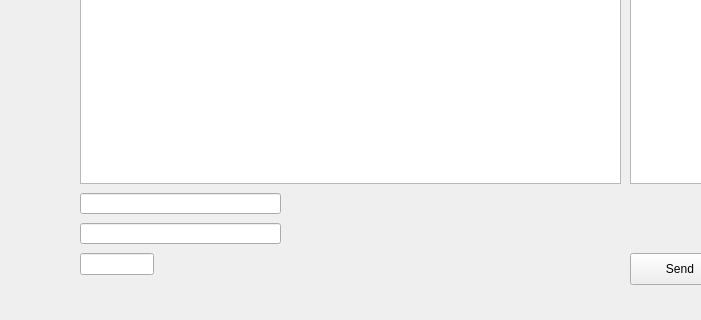
amorra1/vaulttalk, file mainwindow.ui: the form before one commit; both pictures show x 100 to 801 and y 167 to 487 of the 901 by 487 pixel window.
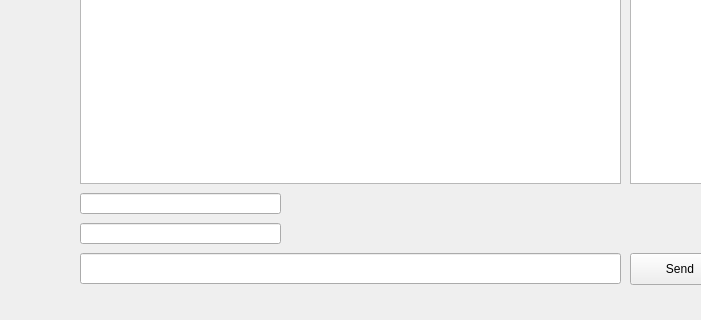
The form after the commit.

What changed in the file:
```diff
--- a/mainwindow.ui
+++ b/mainwindow.ui
@@ -171,8 +171,8 @@
        <rect>
         <x>190</x>
         <y>420</y>
-        <width>74</width>
-        <height>22</height>
+        <width>541</width>
+        <height>31</height>
        </rect>
       </property>
       <property name="maxLength">
```
